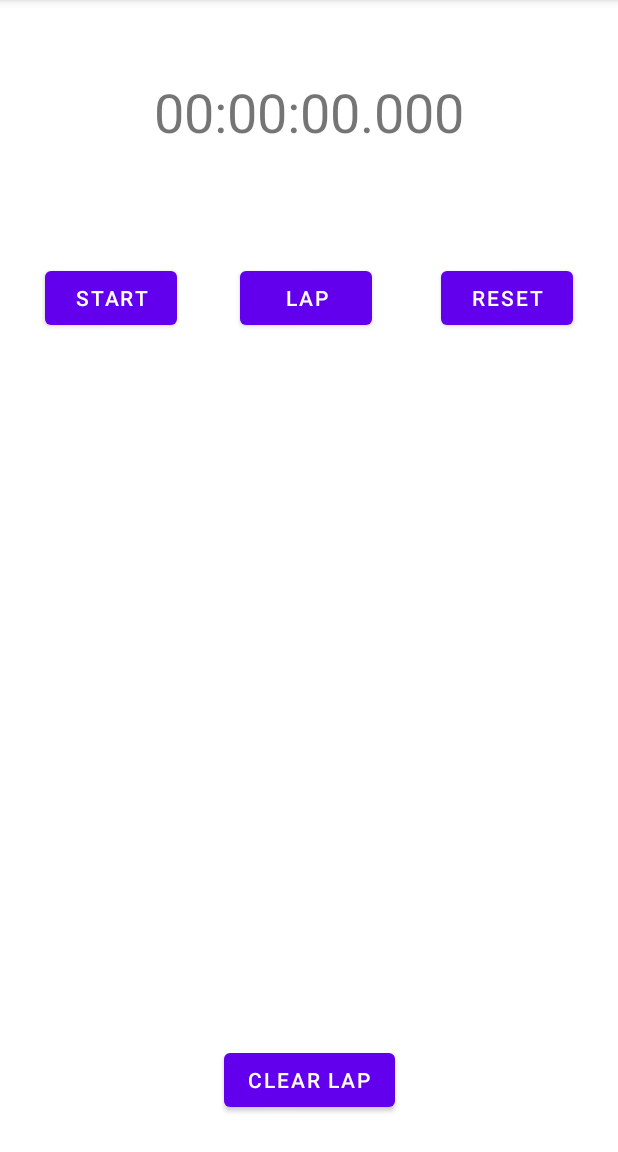
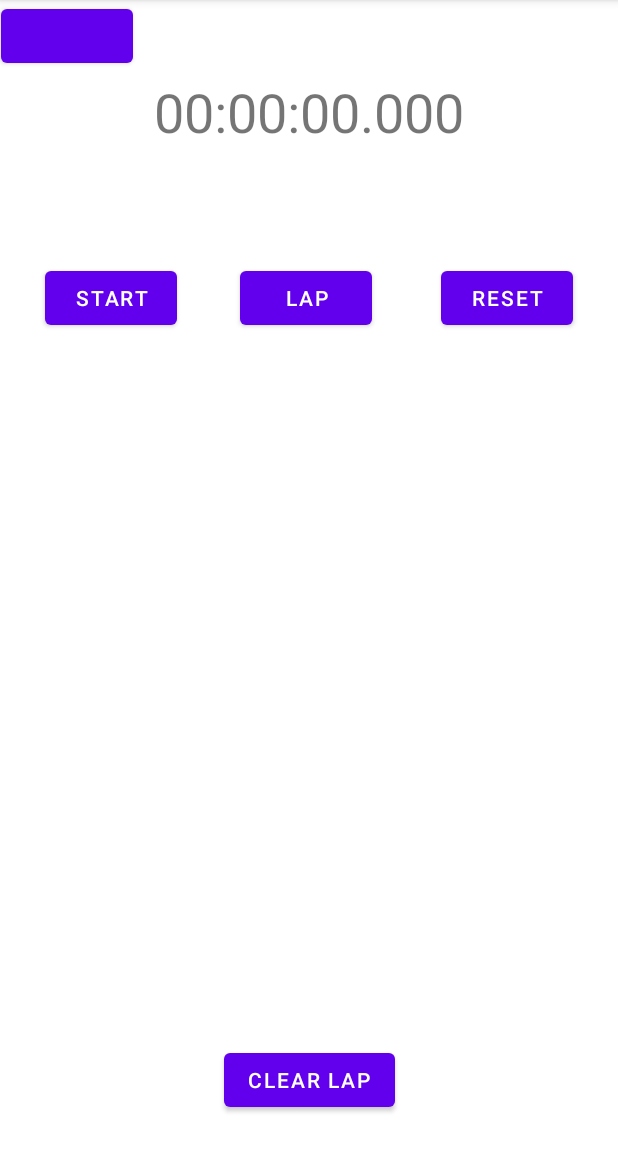
Before and after one commit to FachryIkhsal890/Aplikasi-Stopwatch, an Android app: the screen it shows after launch (MainActivity), on a phone screen of 412 x 824 dp, the part 84-1236 px from its top. Run offline under Robolectric (Android 15) with nearby library versions, the phone set to English and light mode, and no system bars.

Commit message:
Menambah button doang

```diff
--- a/app/src/main/res/layout/activity_main.xml
+++ b/app/src/main/res/layout/activity_main.xml
@@ -76,4 +76,14 @@
         app:layout_constraintStart_toStartOf="parent"
         app:layout_constraintTop_toBottomOf="@+id/scrollView2" />
 
+    <Button
+        android:layout_width="wrap_content"
+        android:layout_height="wrap_content"
+        android:layout_marginEnd="323dp"
+        android:layout_marginBottom="2dp"
+        app:layout_constraintBottom_toTopOf="@+id/timeView"
+        app:layout_constraintEnd_toEndOf="parent"
+        app:layout_constraintStart_toStartOf="parent"
+        app:layout_constraintTop_toTopOf="parent" />
+
 </androidx.constraintlayout.widget.ConstraintLayout>
```
